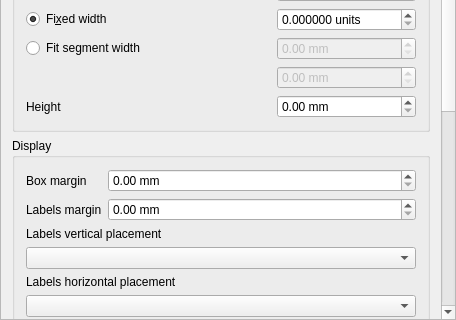
First picture: the form in src/ui/layout/qgslayoutscalebarwidgetbase.ui, repository carsmie/QGIS, before the edit; both pictures show x 0 to 456 and y 342 to 662 of the 456 by 662 pixel window.
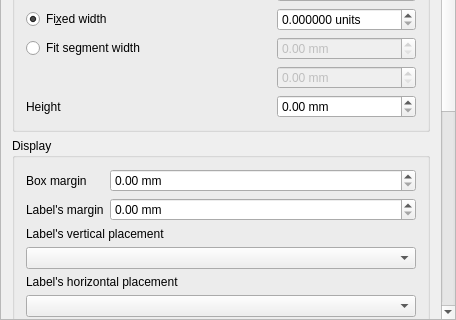
Second picture: the form after the edit. Custom widgets are drawn as their Qt base class.

Commit message: translation string fixes

What changed in the file:
```diff
--- a/src/ui/layout/qgslayoutscalebarwidgetbase.ui
+++ b/src/ui/layout/qgslayoutscalebarwidgetbase.ui
@@ -387,14 +387,14 @@
           <item row="1" column="0">
            <widget class="QLabel" name="label_21">
             <property name="text">
-             <string>Labels margin</string>
+             <string>Label's margin</string>
             </property>
            </widget>
           </item>
           <item row="2" column="0" colspan="3">
            <widget class="QLabel" name="label_22">
             <property name="text">
-             <string>Labels vertical placement</string>
+             <string>Label's vertical placement</string>
             </property>
            </widget>
           </item>
@@ -404,7 +404,7 @@
           <item row="4" column="0" colspan="3">
            <widget class="QLabel" name="label_2">
             <property name="text">
-             <string>Labels horizontal placement</string>
+             <string>Label's horizontal placement</string>
             </property>
            </widget>
           </item>
```
The commit also changes 1 other file.
